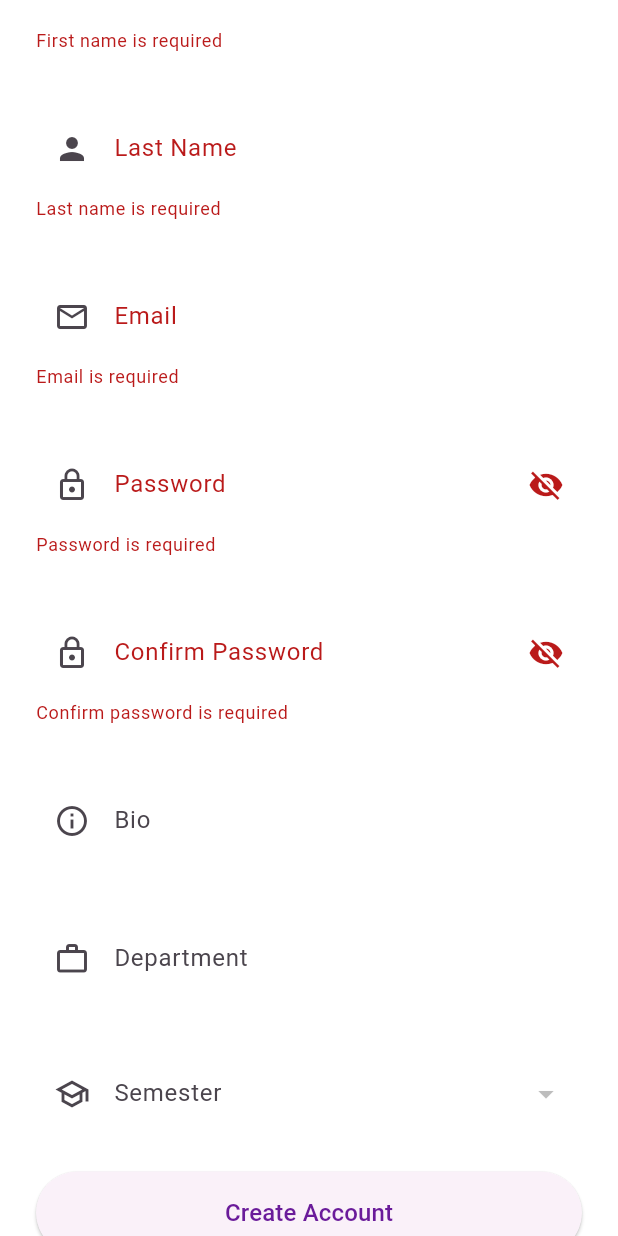
After one commit to Idle-del/EduXchange----Frontend-Flutter-, a Flutter app: the RegisterScreen screen opened directly, scrolled down 300 dp, after a tap on "Create Account", on a phone screen of 412 x 824 dp. The commit adds this screen. Run offline on Flutter 3.47's test engine with Material 3 defaults, Android fonts, the phone set to English and light mode, and no system bars; our stand-ins replace get, get_storage, image_picker, shared_preferences; accounts and stored records are empty; network calls fail.

Commit message:
Added register and updated login

```diff
--- a/analysis_options.yaml
+++ b/analysis_options.yaml
@@ -10,6 +10,7 @@
 analyzer:
   errors:
     depend_on_referenced_packages: ignore
+    avoid_print: ignore
 include: package:flutter_lints/flutter.yaml
 
 linter:
--- a/lib/config/api_constants.dart
+++ b/lib/config/api_constants.dart
@@ -1,3 +1,3 @@
 class ApiConstants {
-  static const String baseUrl = 'http://10.0.2.2:8000/api/auth';
+  static const String baseUrl = 'http://10.0.2.2:8000/api';
 }
--- a/lib/login/register/login_screen.dart
+++ b/lib/login/register/login_screen.dart
@@ -1,5 +1,6 @@
 // ignore_for_file: use_build_context_synchronously, avoid_print
 
+import 'package:edu_xchange/login/register/register_screen.dart';
 import 'package:edu_xchange/services/auth_service.dart';
 import 'package:edu_xchange/screens/home_screen.dart';
 import 'package:flutter/material.dart';
@@ -20,6 +21,8 @@ class _LoginScreenState extends State<LoginScreen> {
 
   bool _isLoading = false;
 
+  bool _isVisible = false;
+
   @override
   void dispose() {
     _emailController.dispose();
@@ -33,7 +36,9 @@ class _LoginScreenState extends State<LoginScreen> {
     bool isPassword,
     Icon icon,
     bool isDarkMode,
-    String? Function(String?) validator
+    Widget? suffixIcon,
+    String? Function(String?) validator,
+
   ) {
     return Column(
       crossAxisAlignment: CrossAxisAlignment.start,
@@ -46,10 +51,11 @@ class _LoginScreenState extends State<LoginScreen> {
           ),
           child: TextFormField(
             controller: controller,
-            obscureText: isPassword,
+            obscureText: isPassword ? !_isVisible : false,
             decoration: InputDecoration(
               prefixIcon: icon,
               labelText: label,
+              suffixIcon: suffixIcon,
               border: InputBorder.none,
             ),
             validator: validator,
@@ -59,7 +65,7 @@ class _LoginScreenState extends State<LoginScreen> {
     );
   }
 
-  void _login() async {
+  void login() async {
     if (!_formKey.currentState!.validate()) {
       return;
     }
@@ -114,6 +120,7 @@ class _LoginScreenState extends State<LoginScreen> {
                   false,
                   const Icon(Icons.email_outlined),
                   isDarkMode,
+                  null,
                   (val) {
                     if (val == null || val.isEmpty) {
                       return 'Email is required';
@@ -124,8 +131,9 @@ class _LoginScreenState extends State<LoginScreen> {
                       return 'Please enter a valid email address';
                     }
                     return null;
-                  }
+                  } // No suffix icon for email field
                 ),
+
                 const SizedBox(height: 16),
 
                 // Password field
@@ -135,6 +143,16 @@ class _LoginScreenState extends State<LoginScreen> {
                   true,
                   const Icon(Icons.lock_outline),
                   isDarkMode,
+                  IconButton(
+                    icon: Icon(
+                      _isVisible ? Icons.visibility : Icons.visibility_off,
+                    ),
+                    onPressed: () {
+                      setState(() {
+                        _isVisible = !_isVisible;
+                      });
+                    },
+                  ),
                   (val) {
                     if (val == null || val.isEmpty) {
                       return 'Password is required';
@@ -152,7 +170,7 @@ class _LoginScreenState extends State<LoginScreen> {
                   // onPressed: _isLoading ? null : _login,
                   onPressed: () {
                     if (!_isLoading) {
-                      _login();
+                      login();
                     }
                   },
                   style: ElevatedButton.styleFrom(
@@ -169,6 +187,12 @@ class _LoginScreenState extends State<LoginScreen> {
                         )
                       : const Text('Log In', style: TextStyle(fontSize: 16)),
                 ),
+                const SizedBox(height: 16),
+
+                TextButton(
+                  onPressed: () => Navigator.push(context, MaterialPageRoute(builder: (_) => const RegisterScreen())),
+                  child: const Text('Don\'t have an account? Sign Up'),
+                )
               ],
             ),
           ),
--- /dev/null
+++ b/lib/login/register/register_screen.dart
@@ -0,0 +1,431 @@
+// ignore_for_file: use_build_context_synchronously, deprecated_member_use
+
+import 'dart:io';
+
+import 'package:edu_xchange/login/register/login_screen.dart';
+import 'package:edu_xchange/services/auth_service.dart';
+import 'package:edu_xchange/services/semester_service.dart';
+import 'package:flutter/material.dart';
+import 'package:image_picker/image_picker.dart';
+
+class RegisterScreen extends StatefulWidget {
+  const RegisterScreen({super.key});
+
+  @override
+  State<RegisterScreen> createState() => _RegisterScreenState();
+}
+
+class _RegisterScreenState extends State<RegisterScreen> {
+  File? _selectedImage;
+  final AuthService _authService = AuthService();
+  final SemesterService _semesterService = SemesterService();
+
+  final _formKey = GlobalKey<FormState>();
+  final _emailController = TextEditingController();
+  final _passwordController = TextEditingController();
+  final _confirmPasswordController = TextEditingController();
+  final _firstNameController = TextEditingController();
+  final _lastNameController = TextEditingController();
+  final _bioController = TextEditingController();
+  final _departmentController = TextEditingController();
+  final ImagePicker _picker = ImagePicker();
+
+  bool _isPasswordVisible = false;
+  bool _isConfirmPasswordVisible = false;
+  final _isLoading = false;
+  bool isSemestersLoading = true;
+  List<Map<String, dynamic>> _semesters = [];
+  int? _selectedSemester;
+
+  @override
+  void initState() {
+    super.initState();
+    _loadSemesters();
+  }
+
+  Future<void> _loadSemesters() async {
+    try {
+      final semesters = await _semesterService.fetchSemesters();
+
+      setState(() {
+        _semesters = List<Map<String, dynamic>>.from(semesters);
+        isSemestersLoading = false;
+      });
+    } catch (e) {
+      print('Error loading semesters: $e');
+
+      setState(() {
+        isSemestersLoading = false;
+      });
+    }
+  }
+
+  Future<void> pickImage() async {
+    final pickedImage = await _picker.pickImage(source: ImageSource.gallery);
+
+    if (pickedImage != null) {
+      setState(() {
+        _selectedImage = File(pickedImage.path);
+      });
+    }
+  }
+
+  @override
+  void dispose() {
+    _emailController.dispose();
+    _passwordController.dispose();
+    _confirmPasswordController.dispose();
+    _firstNameController.dispose();
+    _lastNameController.dispose();
+    _bioController.dispose();
+    _departmentController.dispose();
+    super.dispose();
+  }
+
+  void register() async {
+    if (!_formKey.currentState!.validate()) {
+      return;
+    }
+    final success = await _authService.register(
+      _emailController.text.trim(),
+      _passwordController.text.trim(),
+      _firstNameController.text.trim(),
+      _lastNameController.text.trim(),
+      bio: _bioController.text.trim().isNotEmpty
+          ? _bioController.text.trim()
+          : null,
+      department: _departmentController.text.trim().isNotEmpty
+          ? _departmentController.text.trim()
+          : null,
+      semester: _selectedSemester,
+      imageFile: _selectedImage,
+      // Assuming image is optional
+    );
+    if (success) {
+      ScaffoldMessenger.of(
+        context,
+      ).showSnackBar(SnackBar(content: Text("Registration successful")));
+      Navigator.pop(context);
+    } else {
+      print('Registration failed');
+      ScaffoldMessenger.of(
+        context,
+      ).showSnackBar(SnackBar(content: Text("Registration failed")));
+    }
+  }
+
+  Widget _buildTextField(
+    String label,
+    TextEditingController controller,
+    bool obscureText,
+    Icon icon,
+    bool isDarkMode,
+    Widget? suffixIcon,
+    String? Function(String?) validator,
+  ) {
+    return Column(
+      crossAxisAlignment: CrossAxisAlignment.start,
+      children: [
+        Container(
+          margin: EdgeInsets.symmetric(vertical: 10),
+          decoration: BoxDecoration(
+            color: isDarkMode ? Colors.grey[900] : Colors.white,
+            borderRadius: BorderRadius.circular(20),
+          ),
+          child: TextFormField(
+            controller: controller,
+            obscureText: obscureText,
+            decoration: InputDecoration(
+              prefixIcon: icon,
+              labelText: label,
+              suffixIcon: suffixIcon,
+              border: InputBorder.none,
+            ),
+            validator: validator,
+          ),
+        ),
+      ],
+    );
+  }
+
+  @override
+  Widget build(BuildContext context) {
+    final isDarkMode = Theme.of(context).brightness == Brightness.dark;
+    return Scaffold(
+      body: Center(
+        child: SingleChildScrollView(
+          padding: const EdgeInsets.all(24.0),
+          child: Form(
+            key: _formKey,
+            child: Column(
+              mainAxisAlignment: MainAxisAlignment.center,
+              crossAxisAlignment: CrossAxisAlignment.stretch,
+              children: [
+                Center(
+                  child: GestureDetector(
+                    onTap: pickImage,
+                    child: Stack(
+                      alignment: Alignment.bottomRight,
+                      children: [
+                        CircleAvatar(
+                          radius: 55,
+                          backgroundColor: Colors.grey.shade300,
+                          backgroundImage: _selectedImage != null
+                              ? FileImage(_selectedImage!)
+                              : null,
+                          child: _selectedImage == null
+                              ? const Icon(
+                                  Icons.person,
+                                  size: 60,
+                                  color: Colors.grey,
+                                )
+                              : null,
+                        ),
+
+                        Container(
+                          padding: const EdgeInsets.all(6),
+                          decoration: BoxDecoration(
+                            color: Theme.of(context).primaryColor,
+                            shape: BoxShape.circle,
+                            border: Border.all(color: Colors.white, width: 2),
+                          ),
+                          child: const Icon(
+                            Icons.camera_alt,
+                            color: Colors.white,
+                            size: 18,
+                          ),
+                        ),
+                      ],
+                    ),
+                  ),
+                ),
+
+                const SizedBox(height: 8),
+
+                const Text(
+                  "Tap to choose profile picture",
+                  textAlign: TextAlign.center,
+                  style: TextStyle(color: Colors.grey, fontSize: 13),
+                ),
+                const SizedBox(height: 16),
+                const Text(
+                  'Create Account',
+                  textAlign: TextAlign.center,
+                  style: TextStyle(fontSize: 28, fontWeight: FontWeight.bold),
+                ),
+                const SizedBox(height: 32),
+
+                // Profile Image field
+
+                // First Name field
+                _buildTextField(
+                  'First Name',
+                  _firstNameController,
+                  false,
+                  const Icon(Icons.person),
+                  isDarkMode,
+                  null,
+                  (val) {
+                    if (val == null || val.isEmpty) {
+                      return 'First name is required';
+                    }
+                    return null;
+                  },
+                ),
+                const SizedBox(height: 16),
+
+                //Last Name field
+                _buildTextField(
+                  'Last Name',
+                  _lastNameController,
+                  false,
+                  const Icon(Icons.person),
+
+                  isDarkMode,
+                  null,
+                  (val) {
+                    if (val == null || val.isEmpty) {
+                      return 'Last name is required';
+                    }
+                    return null;
+                  },
+                ),
+                const SizedBox(height: 16),
+
+                // Email field
+                _buildTextField(
+                  'Email',
+                  _emailController,
+                  false,
+                  const Icon(Icons.email_outlined),
+                  isDarkMode,
+                  null,
+                  (val) {
+                    if (val == null || val.isEmpty) {
+                      return 'Email is required';
+                    }
+                    if (!RegExp(
+                      r"^[\w-\.]+@([\w-]+\.)+[\w-]{2,4}$",
+                    ).hasMatch(val.trim())) {
+                      return 'Please enter a valid email address';
+                    }
+                    return null;
+                  },
+                ),
+                const SizedBox(height: 16),
+
+                // Password field
+                _buildTextField(
+                  'Password',
+                  _passwordController,
+                  !_isPasswordVisible,
+                  const Icon(Icons.lock_outline),
+                  isDarkMode,
+                  IconButton(
+                    icon: Icon(
+                      _isPasswordVisible ? Icons.visibility : Icons.visibility_off,
+                    ),
+                    onPressed: () {
+                      setState(() {
+                        _isPasswordVisible = !_isPasswordVisible;
+                      });
+                    },
+                  ),
+                  (val) {
+                    if (val == null || val.isEmpty) {
+                      return 'Password is required';
+                    }
+                    if (val.trim().length < 8) {
+                      return 'Password must be at least 8 characters';
+                    }
+                    return null;
+                  },
+                ),
+                const SizedBox(height: 16),
+
+                // Confirm Password field
+                _buildTextField(
+                  'Confirm Password',
+                  _confirmPasswordController,
+                  !_isConfirmPasswordVisible,
+                  const Icon(Icons.lock_outline),
+                  isDarkMode,
+                  IconButton(
+                    icon: Icon(
+                      _isConfirmPasswordVisible ? Icons.visibility : Icons.visibility_off,
+                    ),
+                    onPressed: () {
+                      setState(() {
+                        _isConfirmPasswordVisible = !_isConfirmPasswordVisible;
+                      });
+                    },
+                  ),
+                  (val) {
+                    if (val == null || val.isEmpty) {
+                      return 'Confirm password is required';
+                    }
+                    if (val.trim() != _passwordController.text.trim()) {
+                      return 'Passwords do not match';
+                    } else {
+                      return null;
+                    }
+                  },
+                ),
+                const SizedBox(height: 16),
+
+                // Bio field
+                _buildTextField(
+                  'Bio',
+                  _bioController,
+                  false,
+                  const Icon(Icons.info_outline),
+                  isDarkMode,
+                  null,
+                  (val) {
+                    return null;
+                  },
+                ),
+                const SizedBox(height: 16),
+
+                // Department field
+                _buildTextField(
+                  'Department',
+                  _departmentController,
+                  false,
+                  const Icon(Icons.work_outline),
+                  isDarkMode,
+                  null,
+                  (val) {
+                    return null;
+                  },
+                ),
+                const SizedBox(height: 16),
+
+                // Semester choice field
+                if (isSemestersLoading)
+                  const Center(child: CircularProgressIndicator())
+                else
+                  DropdownButtonFormField<int>(
+                    value: _selectedSemester,
+                    items: _semesters.map((s) {
+                      return DropdownMenuItem<int>(
+                        value: s['value'],
+                        child: Text(s['label']),
+                      );
+                    }).toList(),
+                    onChanged: (val) => setState(() => _selectedSemester = val),
+                    decoration: InputDecoration(
+                      prefixIcon: const Icon(Icons.school_outlined),
+                      labelText: 'Semester',
+                      border: InputBorder.none,
+                      filled: true,
+                      fillColor: isDarkMode ? Colors.grey[900] : Colors.white,
+                      contentPadding: const EdgeInsets.symmetric(
+                        vertical: 16,
+                        horizontal: 12,
+                      ),
+                    ),
+                  ),
+
+                const SizedBox(height: 16),
+                // Create Account button
+                ElevatedButton(
+                  // onPressed: _isLoading ? null : _login,
+                  onPressed: () {
+                    if (!_isLoading) {
+                      register();
+                    }
+                  },
+                  style: ElevatedButton.styleFrom(
+                    padding: const EdgeInsets.symmetric(vertical: 16),
+                  ),
+                  child: _isLoading
+                      ? const SizedBox(
+                          height: 20,
+                          width: 20,
+                          child: CircularProgressIndicator(
+                            strokeWidth: 2,
+                            color: Colors.white,
+                          ),
+                        )
+                      : const Text(
+                          'Create Account',
+                          style: TextStyle(fontSize: 16),
+                        ),
+                ),
+                const SizedBox(height: 16),
+                TextButton(
+                  onPressed: () => Navigator.pushReplacement(
+                    context,
+                    MaterialPageRoute(builder: (_) => const LoginScreen()),
+                  ),
+                  child: const Text('Already have an account? Log In'),
+                ),
+              ],
+            ),
+          ),
+        ),
+      ),
+    );
+  }
+}
--- a/lib/services/auth_service.dart
+++ b/lib/services/auth_service.dart
@@ -1,6 +1,7 @@
 // ignore_for_file: avoid_print
 
 import 'dart:convert';
+import 'dart:io';
 import 'package:edu_xchange/config/api_constants.dart';
 import 'package:http/http.dart' as http;
 import 'package:shared_preferences/shared_preferences.dart';
@@ -8,23 +9,82 @@ import 'package:shared_preferences/shared_preferences.dart';
 class AuthService {
   final baseUrl = ApiConstants.baseUrl;
 
+  Future<bool> register(
+    String email,
+    String password,
+    String firstName,
+    String lastName, {
+    String? bio,
+    String? department,
+    int? semester,
+    File? imageFile,
+  }) async {
+    try {
+      final url = Uri.parse('$baseUrl/auth/register/');
+
+      var request = http.MultipartRequest('POST', url);
+
+      request.fields['email'] = email;
+      request.fields['password'] = password;
+      request.fields['first_name'] = firstName;
+      request.fields['last_name'] = lastName;
+
+      if (bio != null && bio.isNotEmpty) {
+        request.fields['bio'] = bio;
+      }
+
+      if (department != null && department.isNotEmpty) {
+        request.fields['department'] = department;
+      }
+
+      if (semester != null) {
+        request.fields['semester'] = semester.toString();
+      }
+
+      if (imageFile != null) {
+        request.files.add(
+          await http.MultipartFile.fromPath(
+            'profile_picture', // Django ImageField name
+            imageFile.path,
+          ),
+        );
+      }
+
+      var response = await request.send();
+
+      String responseBody = await response.stream.bytesToString();
+
+      print(
+        'Registration response: ${response.statusCode}\n$responseBody',
+      );
+
+      return response.statusCode == 201 || response.statusCode == 200;
+    } catch (e) {
+      print('Registration error: $e');
+      return false;
+    }
+  }
+
   Future<bool> login(String email, String password) async {
     try {
-      final url = Uri.parse('$baseUrl/login/');
+      final url = Uri.parse('$baseUrl/auth/login/');
       final response = await http.post(
         url,
         headers: {'Content-Type': 'application/json'},
-        body: jsonEncode({'email': email, 'password': password}),
+        body: jsonEncode({
+          'email': email,
+          'password': password,
+        }),
       );
 
       final json = jsonDecode(response.body);
 
       if (response.statusCode == 200 && json['access'] != null) {
-        // Save JWT token
         final prefs = await SharedPreferences.getInstance();
+
         await prefs.setString('jwt_token', json['access']);
         await prefs.setString('refresh_token', json['refresh']);
-        await prefs.setString('user_id', json['id'].toString());
+        await prefs.setInt('user_id', json['id']);
         await prefs.setString('user_email', json['email']);
         await prefs.setString('first_name', json['first_name']);
         await prefs.setString('last_name', json['last_name']);
@@ -33,12 +93,11 @@ class AuthService {
         await prefs.setInt('semester', json['semester'] ?? 0);
 
         return true;
-      } else {
-        // throw Exception(json['message'] ?? 'Login failed');
-        return false;
       }
+
+      return false;
     } catch (e) {
-      // print('Login error: ${e.toString()}');
+      print('Login error: $e');
       return false;
     }
   }
--- /dev/null
+++ b/lib/services/semester_service.dart
@@ -0,0 +1,21 @@
+import 'dart:convert';
+import 'package:edu_xchange/config/api_constants.dart';
+import 'package:http/http.dart' as http;
+
+class SemesterService {
+  Future<List<dynamic>> fetchSemesters() async {
+    final url = Uri.parse('${ApiConstants.baseUrl}/semesters/');
+    try {
+      final response = await http.get(url);
+    if (response.statusCode == 200) {
+      print('Semesters fetched successfully: ${response.body}');
+      return jsonDecode(response.body);
+    } else {
+      throw Exception('Failed to load semesters');
+    }
+    } catch (e) {
+      print('Error fetching semesters: ${e.toString()}');
+      return [];
+    }
+  }
+}
--- a/pubspec.yaml
+++ b/pubspec.yaml
@@ -38,6 +38,7 @@ dependencies:
   get_storage: ^2.1.1
   http: ^1.6.0
   shared_preferences: ^2.5.5
+  image_picker: ^1.2.3
 
 dev_dependencies:
   flutter_test:
```
Also changed, not shown: pubspec.lock, 5 other files.
